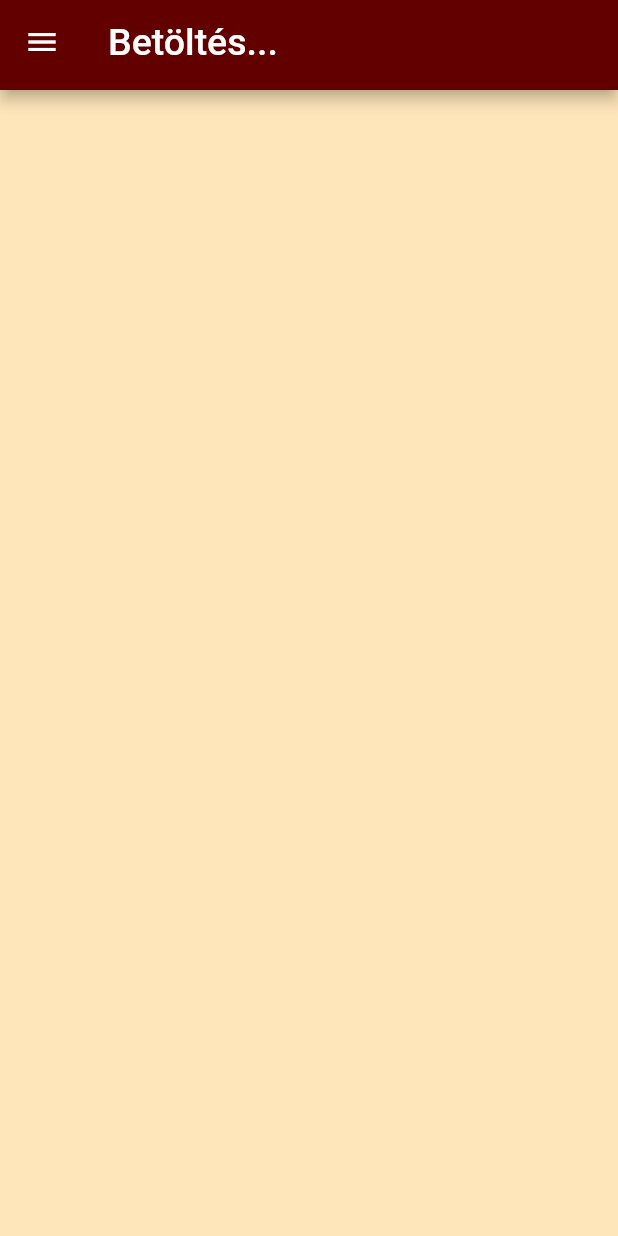
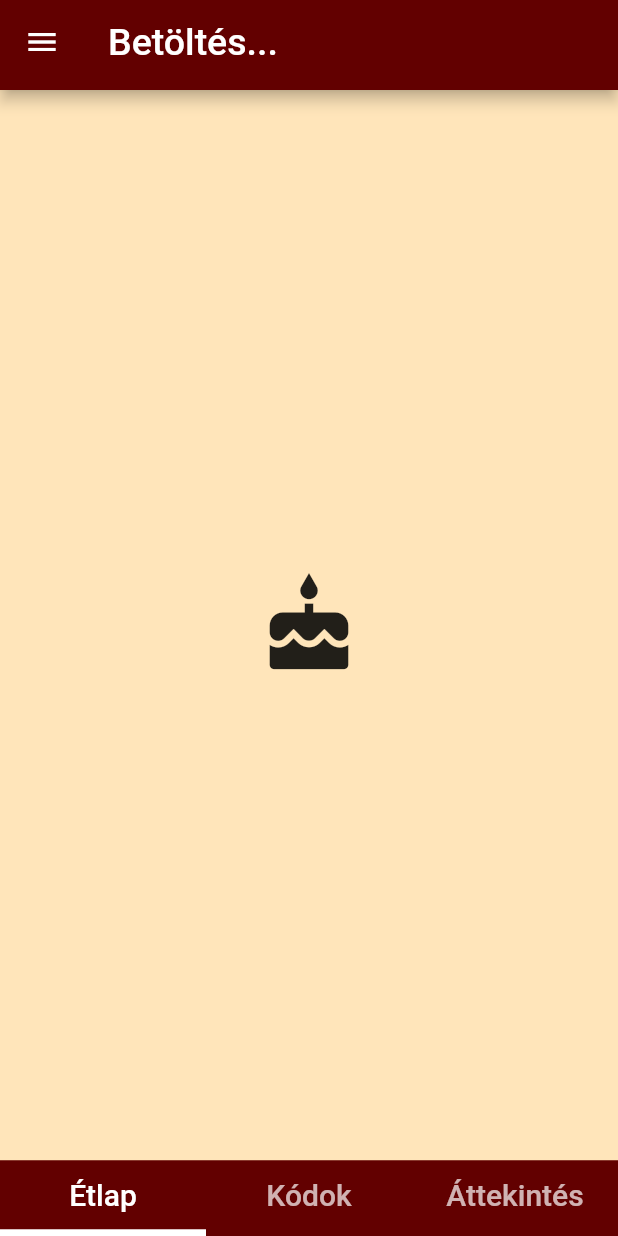
Before and after one commit to RipplB/bonappetit_mobile, a Flutter app: the Menu screen opened by its route, on a phone screen of 412 x 824 dp. Run offline on Flutter 3.47's test engine with Material 2 defaults, Android fonts, the phone set to English and light mode, and no system bars.

Commit message:
"Order" created

```diff
--- a/lib/menu.dart
+++ b/lib/menu.dart
@@ -2,6 +2,7 @@ import 'package:flutter/material.dart';
 import 'package:http/http.dart';
 import 'dart:convert';
 import 'globals.dart';
+import 'order.dart';
 
 List<String> _title = ["Betöltés...","Rendelés","Lemondás","Korábbi rendelések","Információ","Profil","Kollégák"];
 final _appBarKey = GlobalKey<_PermaAppBarState>();
@@ -29,6 +30,7 @@ class _MenuState extends State<Menu>{
           color: Color(0xFF620000),
           ),
         ),
+        body: Rendeles(),
       ),
     );
   }
--- /dev/null
+++ b/lib/order.dart
@@ -0,0 +1,42 @@
+import 'package:flutter/material.dart';
+
+class Rendeles extends StatelessWidget{
+  final pages = <Widget>[
+    Center(child: Icon(Icons.cake,size:70.0),),
+    Center(child: Icon(Icons.calendar_view_day,size:70.0),),
+    Center(child: Icon(Icons.cake,size:70.0),),
+  ];
+  final buttons = <Widget>[
+    Tab(text: 'Étlap',),
+    Tab(text: 'Kódok',),
+    Tab(text: 'Áttekintés',),
+  ];
+  Rendeles({Key key}):super(key:key);
+  @override
+  Widget build(BuildContext context){
+    return DefaultTabController(
+      length: pages.length,
+      child: Column(
+        children: <Widget>[
+          Expanded(
+            child: TabBarView(
+              children: pages
+            ),
+          ),
+          Container(
+            color: Color(0xFF620000),
+            child: TabBar(
+              tabs: buttons,
+              indicatorColor: Colors.white,
+              indicatorWeight: 4.5,
+              labelPadding: EdgeInsets.symmetric(horizontal: 0),
+              labelStyle: TextStyle(
+                fontSize: 20.0
+              ),
+            )
+          )
+        ],
+      ),
+    );
+  }
+}
```
Also changed, not shown: flutter_01.png (deleted).
